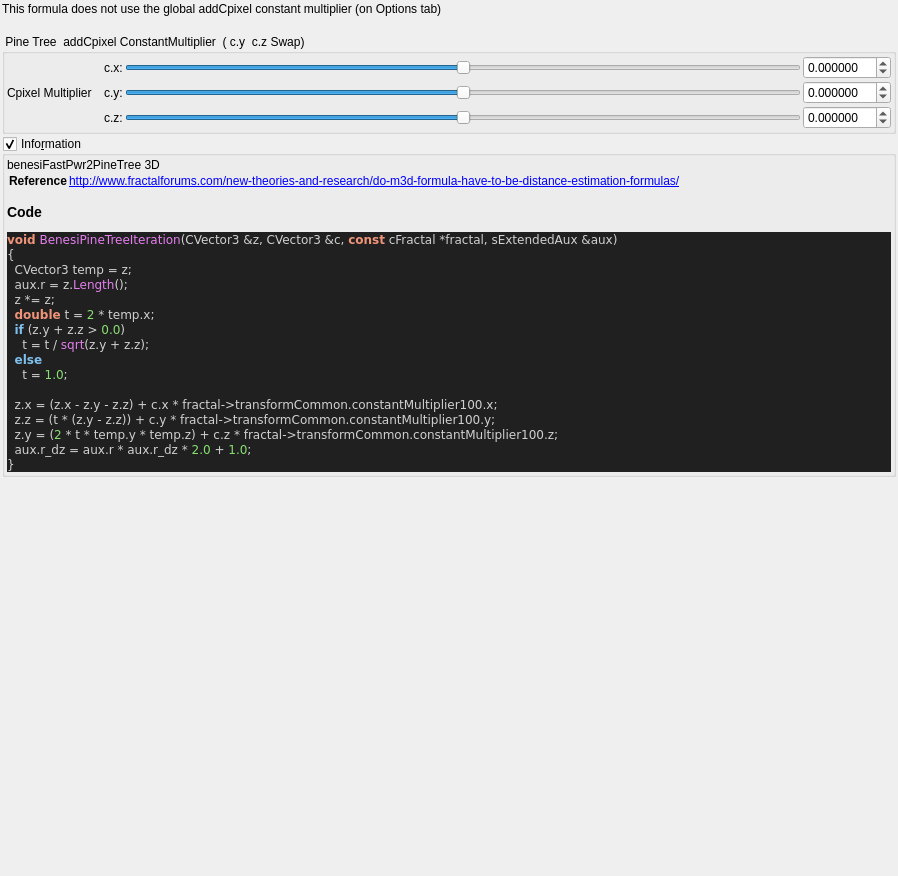
The window that mandelbulber2/qt_data/fractal_benesi_pine_tree.ui (buddhi1980/mandelbulber2) describes before a commit, drawn with Qt 5.
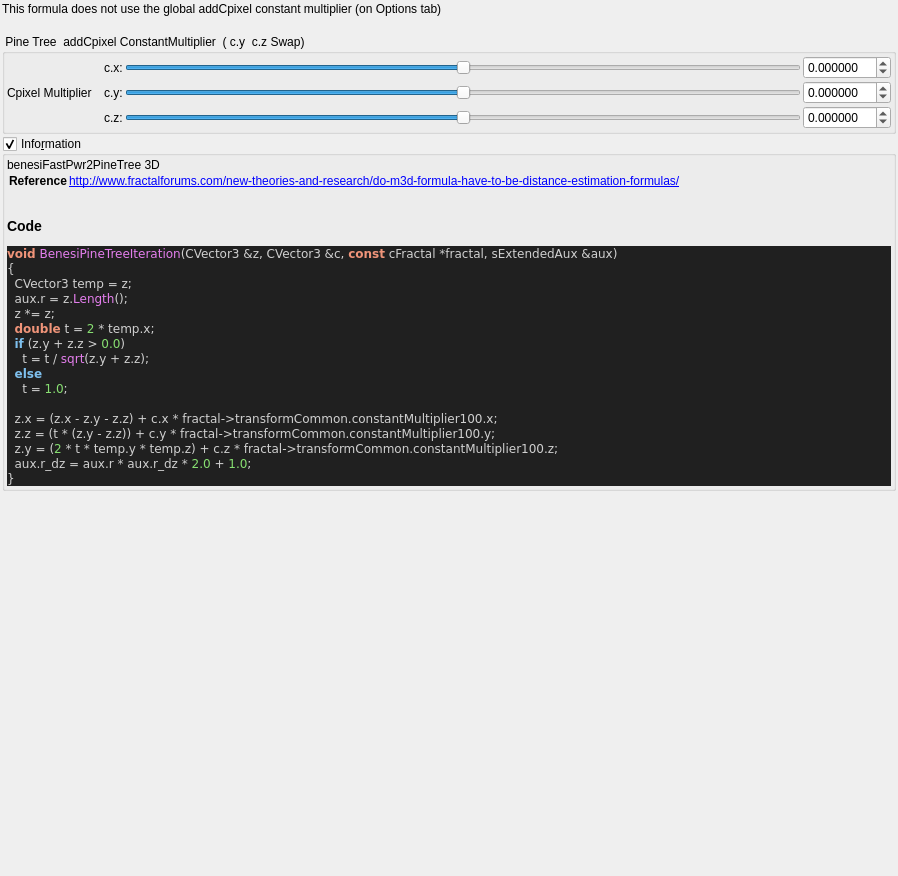
The same window after the commit. Custom widgets are drawn as their Qt base class.

Commit message:
stripped code highlight output to body tag
 the surrounding part (HTML Tag and comment) contained version specific parts.
 Now only the body tag will be written to the ui file,
 so the complete output of populateUiInformation.php should be reproducable.

 Also readded broken symlinks in deploy/share/mandelbulber2

What changed in the file:
```diff
--- a/mandelbulber2/qt_data/fractal_benesi_pine_tree.ui
+++ b/mandelbulber2/qt_data/fractal_benesi_pine_tree.ui
@@ -289,17 +289,12 @@
        <widget class="QLabel" name="label_code_content">
         <property name="text">
          <string>&lt;p&gt;benesiFastPwr2PineTree  3D&lt;/p&gt;&lt;table&gt;
-&lt;tr&gt;&lt;th&gt;Reference&lt;/th&gt;&lt;td&gt;&lt;a href=&quot;http://www.fractalforums.com/new-theories-and-research/do-m3d-formula-have-to-be-distance-estimation-formulas/&quot;&gt;http://www.fractalforums.com/new-theories-and-research/do-m3d-formula-have-to-be-distance-estimation-formulas/&lt;/a&gt;&lt;/td&gt;&lt;/tr&gt;
+&lt;tr&gt;&lt;th&gt;Reference&lt;/th&gt;&lt;td&gt;&lt;a href=&quot;http://www.fractalforums.com/new-theories-and-research/do-m3d-formula-have-to-be-distance-estimation-formulas/&quot;&gt;http://www.fractalforums.com/new-theories-and-research/do-m3d-formula-have-to-be-distance-estimation-formulas/&lt;br&gt;
+&lt;/td&gt;&lt;/tr&gt;
 &lt;/table&gt;
 &lt;h3&gt;Code&lt;/h3&gt;
-&lt;!DOCTYPE HTML PUBLIC &quot;-//W3C//DTD HTML 4.0 Transitional//EN&quot;&gt;
-&lt;html&gt;
-&lt;head&gt;
-&lt;meta http-equiv=&quot;content-type&quot; content=&quot;text/html; charset=ISO-8859-1&quot;&gt;
-&lt;title&gt;Source file&lt;/title&gt;
-&lt;/head&gt;
 &lt;body style=&quot;background-color:#202020&quot;&gt;
-&lt;pre style=&quot;color:#d0d0d0; background-color:#202020;  font-family:'Courier New';&quot;&gt;&lt;span style=&quot;color:#f09479; font-weight:bold&quot;&gt;void&lt;/span&gt; &lt;span style=&quot;color:#e47eed&quot;&gt;BenesiPineTreeIteration&lt;/span&gt;&lt;span style=&quot;color:#d0d0d0&quot;&gt;(&lt;/span&gt;CVector3 &lt;span style=&quot;color:#d0d0d0&quot;&gt;&amp;amp;&lt;/span&gt;z&lt;span style=&quot;color:#d0d0d0&quot;&gt;,&lt;/span&gt; CVector3 &lt;span style=&quot;color:#d0d0d0&quot;&gt;&amp;amp;&lt;/span&gt;c&lt;span style=&quot;color:#d0d0d0&quot;&gt;,&lt;/span&gt; &lt;span style=&quot;color:#f09479; font-weight:bold&quot;&gt;const&lt;/span&gt; cFractal &lt;span style=&quot;color:#d0d0d0&quot;&gt;*&lt;/span&gt;fractal&lt;span style=&quot;color:#d0d0d0&quot;&gt;,&lt;/span&gt; sExtendedAux &lt;span style=&quot;color:#d0d0d0&quot;&gt;&amp;amp;&lt;/span&gt;aux&lt;span style=&quot;color:#d0d0d0&quot;&gt;)&lt;/span&gt;
+&lt;pre style=&quot;color:#d0d0d0; background-color:#202020;  font-family:'Courier New',monospace;&quot;&gt;&lt;span style=&quot;color:#f09479; font-weight:bold&quot;&gt;void&lt;/span&gt; &lt;span style=&quot;color:#e47eed&quot;&gt;BenesiPineTreeIteration&lt;/span&gt;&lt;span style=&quot;color:#d0d0d0&quot;&gt;(&lt;/span&gt;CVector3 &lt;span style=&quot;color:#d0d0d0&quot;&gt;&amp;amp;&lt;/span&gt;z&lt;span style=&quot;color:#d0d0d0&quot;&gt;,&lt;/span&gt; CVector3 &lt;span style=&quot;color:#d0d0d0&quot;&gt;&amp;amp;&lt;/span&gt;c&lt;span style=&quot;color:#d0d0d0&quot;&gt;,&lt;/span&gt; &lt;span style=&quot;color:#f09479; font-weight:bold&quot;&gt;const&lt;/span&gt; cFractal &lt;span style=&quot;color:#d0d0d0&quot;&gt;*&lt;/span&gt;fractal&lt;span style=&quot;color:#d0d0d0&quot;&gt;,&lt;/span&gt; sExtendedAux &lt;span style=&quot;color:#d0d0d0&quot;&gt;&amp;amp;&lt;/span&gt;aux&lt;span style=&quot;color:#d0d0d0&quot;&gt;)&lt;/span&gt;
 &lt;span style=&quot;color:#d0d0d0&quot;&gt;{&lt;/span&gt;
   CVector3 temp &lt;span style=&quot;color:#d0d0d0&quot;&gt;=&lt;/span&gt; z&lt;span style=&quot;color:#d0d0d0&quot;&gt;;&lt;/span&gt;
   aux&lt;span style=&quot;color:#d0d0d0&quot;&gt;.&lt;/span&gt;r &lt;span style=&quot;color:#d0d0d0&quot;&gt;=&lt;/span&gt; z&lt;span style=&quot;color:#d0d0d0&quot;&gt;.&lt;/span&gt;&lt;span style=&quot;color:#e47eed&quot;&gt;Length&lt;/span&gt;&lt;span style=&quot;color:#d0d0d0&quot;&gt;();&lt;/span&gt;
@@ -316,10 +311,7 @@
   aux&lt;span style=&quot;color:#d0d0d0&quot;&gt;.&lt;/span&gt;r_dz &lt;span style=&quot;color:#d0d0d0&quot;&gt;=&lt;/span&gt; aux&lt;span style=&quot;color:#d0d0d0&quot;&gt;.&lt;/span&gt;r &lt;span style=&quot;color:#d0d0d0&quot;&gt;*&lt;/span&gt; aux&lt;span style=&quot;color:#d0d0d0&quot;&gt;.&lt;/span&gt;r_dz &lt;span style=&quot;color:#d0d0d0&quot;&gt;*&lt;/span&gt; &lt;span style=&quot;color:#87df71&quot;&gt;2.0&lt;/span&gt; &lt;span style=&quot;color:#d0d0d0&quot;&gt;+&lt;/span&gt; &lt;span style=&quot;color:#87df71&quot;&gt;1.0&lt;/span&gt;&lt;span style=&quot;color:#d0d0d0&quot;&gt;;&lt;/span&gt;
 &lt;span style=&quot;color:#d0d0d0&quot;&gt;}&lt;/span&gt;
 &lt;/pre&gt;
-&lt;/body&gt;
-&lt;/html&gt;
-&lt;!--HTML generated by highlight 3.9, http://www.andre-simon.de/--&gt;
-</string>
+&lt;/body&gt;</string>
         </property>
         <property name="wordWrap">
          <bool>true</bool>
```
The commit also changes 109 other files.
